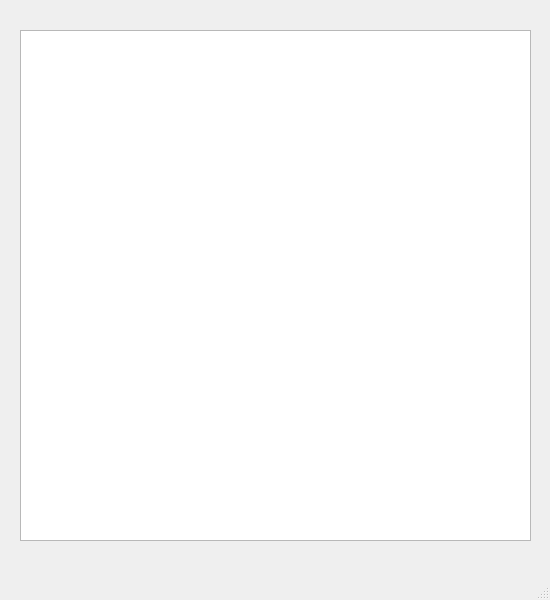
Gogasmerter/coffee, file main.ui: the form before one commit.
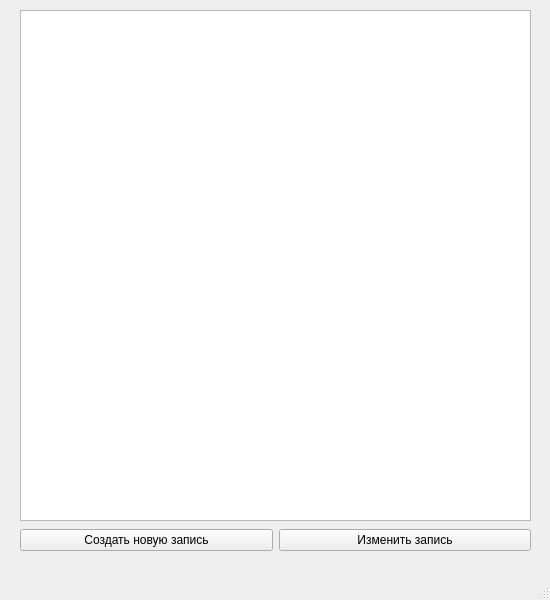
The form after the commit.

Patch:
```diff
--- a/main.ui
+++ b/main.ui
@@ -14,11 +14,37 @@
    <string>MainWindow</string>
   </property>
   <widget class="QWidget" name="centralwidget">
-   <widget class="QTableView" name="tableView">
+   <widget class="QWidget" name="horizontalLayoutWidget">
     <property name="geometry">
      <rect>
       <x>20</x>
-      <y>30</y>
+      <y>520</y>
+      <width>511</width>
+      <height>41</height>
+     </rect>
+    </property>
+    <layout class="QHBoxLayout" name="horizontalLayout">
+     <item>
+      <widget class="QPushButton" name="pushButton">
+       <property name="text">
+        <string>Создать новую запись</string>
+       </property>
+      </widget>
+     </item>
+     <item>
+      <widget class="QPushButton" name="pushButton_2">
+       <property name="text">
+        <string>Изменить запись</string>
+       </property>
+      </widget>
+     </item>
+    </layout>
+   </widget>
+   <widget class="QTableWidget" name="tableWidget">
+    <property name="geometry">
+     <rect>
+      <x>20</x>
+      <y>10</y>
       <width>511</width>
       <height>511</height>
      </rect>
```
